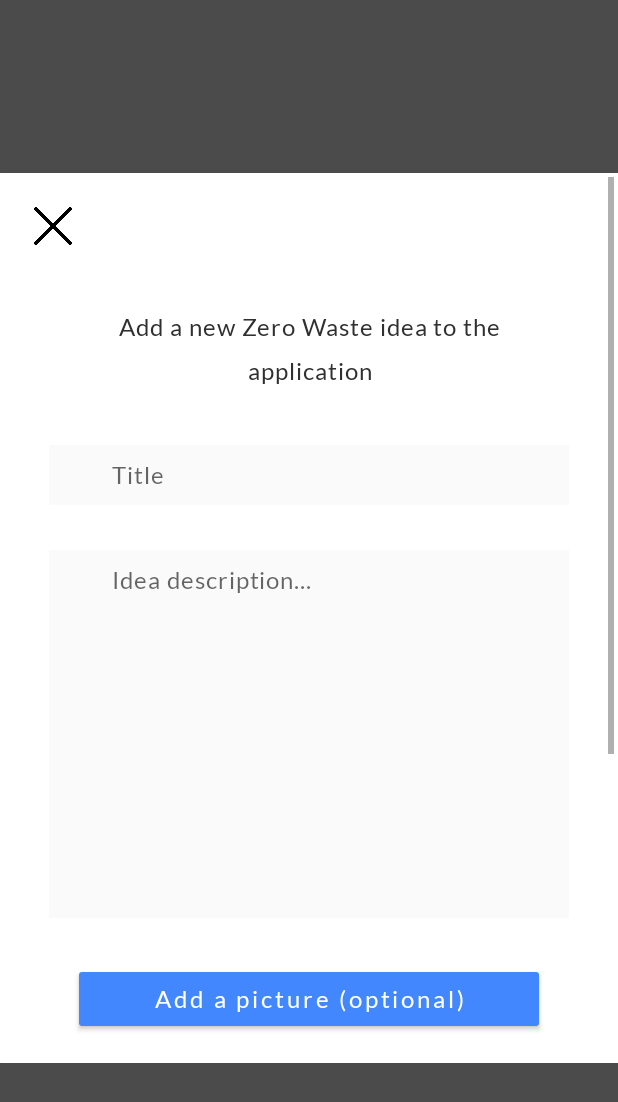
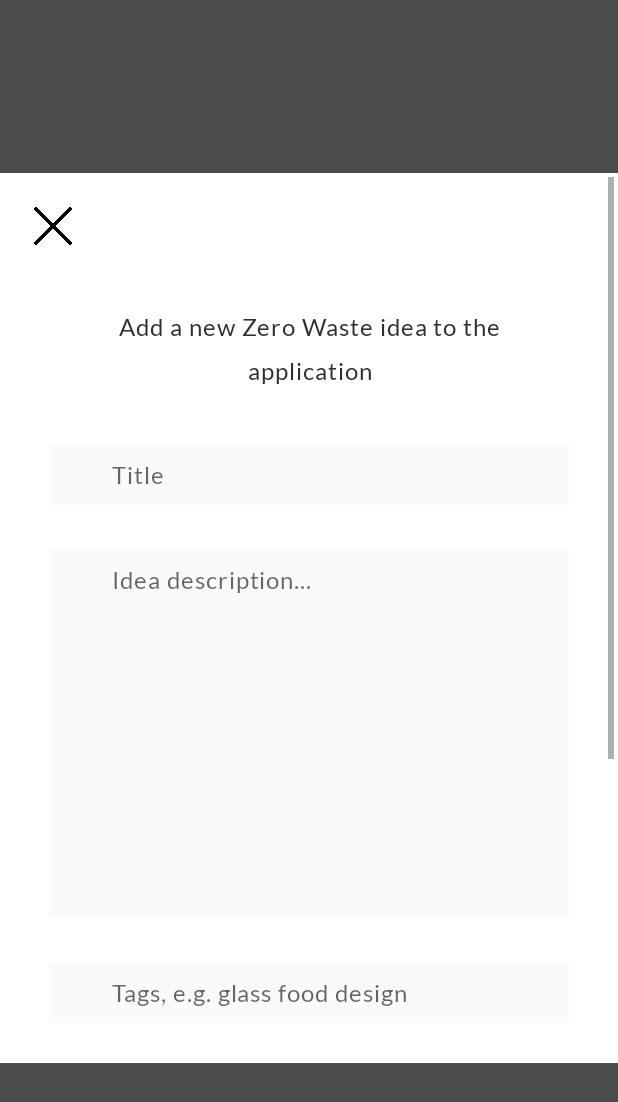
Before and after one commit to ravo9/Android_Zero_Waste_Ideas, an Android app: the fragment NewIdeaViewFragment shown on its own in the app's theme, on a phone screen of 412 x 824 dp. Shown: the top 1102 px of the screen. Run offline under Robolectric (Android 15) with nearby library versions, the phone set to English and light mode, and no system bars; our stand-ins replace Room's generated code, RxJava; network calls fail.

Commit message:
Add New Item screen adjustments.

```diff
--- a/app/src/main/java/dreamcatcher/zerowasteideas/features/newIdeaView/NewIdeaViewFragment.kt
+++ b/app/src/main/java/dreamcatcher/zerowasteideas/features/newIdeaView/NewIdeaViewFragment.kt
@@ -4,17 +4,13 @@ import android.app.AlertDialog
 import android.content.Context
 import android.content.DialogInterface
 import android.os.Bundle
-import android.util.Log
 import android.view.LayoutInflater
 import android.view.View
 import android.view.ViewGroup
 import android.view.inputmethod.InputMethodManager
-import androidx.lifecycle.Observer
 import androidx.lifecycle.ViewModelProviders
-import com.bumptech.glide.Glide
 import com.google.firebase.analytics.FirebaseAnalytics
 import dreamcatcher.zerowasteideas.R
-import dreamcatcher.zerowasteideas.data.database.items.ItemEntity
 import dreamcatcher.zerowasteideas.features.basic.BasicFragment
 import kotlinx.android.synthetic.main.new_item_view.*
 
@@ -34,9 +30,6 @@ class NewIdeaViewFragment : BasicFragment() {
 
     override fun onActivityCreated(savedInstanceState: Bundle?) {
         super.onActivityCreated(savedInstanceState)
-
-        // Fetch detailed data from Data Repository
-        subscribeForItem()
 
         // Setup Cross Button
         val closingOnClickListener = View.OnClickListener{
@@ -64,6 +57,7 @@ class NewIdeaViewFragment : BasicFragment() {
                     val bundle = Bundle()
                     bundle.putString(FirebaseAnalytics.Param.ITEM_NAME, title_input.text.toString())
                     bundle.putString(FirebaseAnalytics.Param.CONTENT, description_input.text.toString())
+                    bundle.putString(FirebaseAnalytics.Param.TAX, tags_input.text.toString())
                     bundle.putString(FirebaseAnalytics.Param.ORIGIN, email_input.text.toString())
                     bundle.putString(FirebaseAnalytics.Param.SOURCE, author_input.text.toString())
                     FirebaseAnalytics.getInstance(context).logEvent(getString(R.string.analytics_event_new_idea), bundle)
@@ -124,15 +118,6 @@ class NewIdeaViewFragment : BasicFragment() {
         }
     }
 
-    private fun subscribeForItem() {
-        val itemId = this.arguments?.getString("itemId")
-        if (!itemId.isNullOrEmpty()) {
-            /*viewModel.getSingleSavedItemById(itemId)?.observe(this, Observer<ItemEntity> {
-                setupDetailedView(it)
-            })*/
-        }
-    }
-
     private fun showLoadingView(loadingState: Boolean) {
         if (loadingState) {
             progressBar.visibility = View.VISIBLE
--- a/app/src/main/res/layout/new_item_view.xml
+++ b/app/src/main/res/layout/new_item_view.xml
@@ -106,12 +106,29 @@
                         android:layout_width="match_parent"
                         android:layout_height="wrap_content"
 
+                        android:visibility="gone"
+
                         android:layout_marginStart="16dp"
                         android:layout_marginEnd="16dp"
 
                         android:layout_marginBottom="30dp"
 
                         android:text="@string/add_the_picture_optional"/>
+
+                <EditText
+                        android:id="@+id/tags_input"
+                        android:layout_width="match_parent"
+                        android:layout_height="match_parent"
+                        android:layout_marginBottom="30dp"
+                        android:paddingStart="42dp"
+                        android:paddingTop="10dp"
+                        android:paddingBottom="10dp"
+                        android:inputType="text"
+                        android:imeOptions="actionDone"
+                        android:background="@color/colorBackgroundEditText"
+                        android:textAlignment="viewStart"
+                        android:hint="@string/tags_eg_glass_food_design"
+                        android:lines="1"/>
 
                 <EditText
                         android:id="@+id/email_input"
--- a/app/src/main/res/values/strings.xml
+++ b/app/src/main/res/values/strings.xml
@@ -72,6 +72,8 @@
 
     <string name="email_address_wont_be_published">Email address (won\'t be published)</string>
 
+    <string name="tags_eg_glass_food_design">Tags, e.g. glass food design</string>
+
     <string name="author_of_the_idea">Author of the idea</string>
 
     <string name="add_the_picture_optional">Add a picture (optional)</string>
```
Also changed, not shown: app/src/main/java/dreamcatcher/zerowasteideas/general/PictureUploadModule.kt (added, +40 -0 lines), app/src/main/res/layout/grid_single_item.xml (+27 -1 lines), 1 other file.
